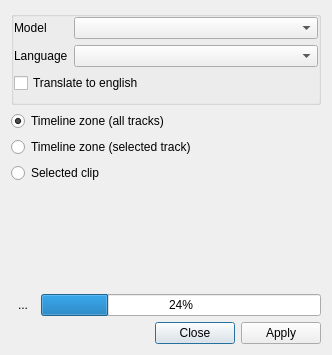
KDE/kdenlive, file src/ui/speechdialog_ui.ui: the form before one commit.
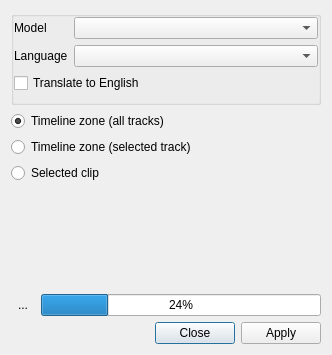
The form after the commit. Icons and pictures are not drawn. Custom widgets are drawn as their Qt base class.

Commit message:
Fix capitalisation of "English"
"English" should have an initial capital letter.

Patch:
```diff
--- a/src/ui/speechdialog_ui.ui
+++ b/src/ui/speechdialog_ui.ui
@@ -151,7 +151,7 @@
       <item row="3" column="0" colspan="2">
        <widget class="QCheckBox" name="translate_box">
         <property name="text">
-         <string>Translate to english</string>
+         <string>Translate to English</string>
         </property>
        </widget>
       </item>
```
The commit also changes 3 other files.
